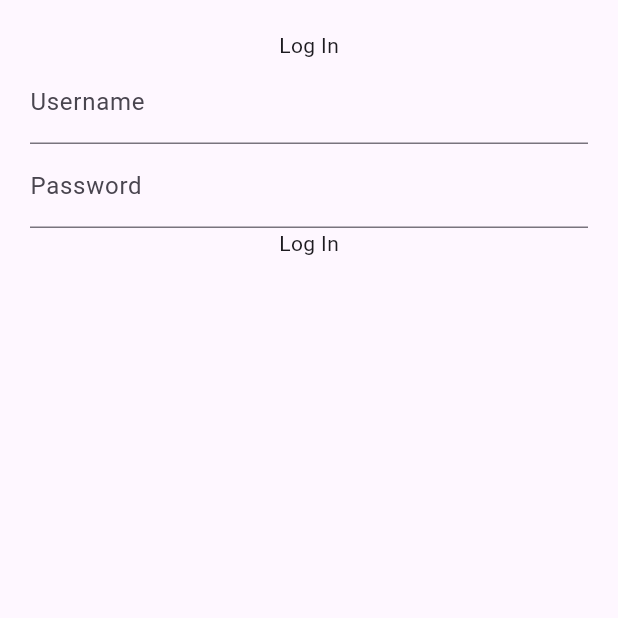
After one commit to PinyadaS/NotesApp, a Flutter app: the screen it shows after launch, after a tap on "Log In", on a phone screen of 412 x 824 dp, the top half of it. The commit adds this screen. Run offline on Flutter 3.47's test engine with Material 3 defaults, Android fonts, the phone set to English and light mode, and no system bars; our stand-ins replace google_fonts.

Commit message:
setup basic screen
login feature

```diff
--- a/lib/main.dart
+++ b/lib/main.dart
@@ -1,5 +1,5 @@
 import 'package:flutter/material.dart';
-import 'package:notes_app/screen/homescreen.dart';
+import 'package:notes_app/views/homescreen.dart';
 
 void main() {
   runApp(const MyApp());
--- a/lib/screen/homescreen.dart
+++ b/lib/views/homescreen.dart
@@ -2,6 +2,7 @@ import 'package:flutter/material.dart';
 import 'package:notes_app/assets/colour.dart';
 import 'package:notes_app/assets/text_styles.dart';
 import 'package:notes_app/assets/utility.dart';
+import 'package:notes_app/views/loginscreen.dart';
 
 class HomeScreen extends StatelessWidget {
   const HomeScreen({super.key});
@@ -13,10 +14,22 @@ class HomeScreen extends StatelessWidget {
       body: Padding(
         padding: const EdgeInsets.all(20),
         child: ListView(children: [
-          Center(child: Text("Notes App", style: TextStyles.style1(),)),
+          Center(
+              child: Text(
+            "Notes App",
+            style: TextStyles.style1(),
+          )),
           Text("Description"),
-          InkWell(child: Container(child: Text("Log In")),),
-          InkWell(child: Container(child: Text("Sign Up")),)
+          InkWell(
+            child: Container(child: Text("Log In")),
+            onTap: () => Navigator.push(
+              context,
+              MaterialPageRoute(builder: (context) => LoginScreen()),
+            ),
+          ),
+          InkWell(
+            child: Container(child: Text("Sign Up")),
+          )
         ]),
       ),
     );
--- /dev/null
+++ b/lib/views/loginscreen.dart
@@ -0,0 +1,31 @@
+import 'package:flutter/material.dart';
+import 'package:notes_app/views/mainscreen.dart';
+
+class LoginScreen extends StatelessWidget {
+  const LoginScreen({super.key});
+
+  @override
+  Widget build(BuildContext context) {
+    return Scaffold(
+      body: Padding(
+        padding: const EdgeInsets.all(20),
+        child: Column(children: [
+          Text("Log In"),
+          TextField(
+            decoration: InputDecoration(labelText: "Username"),
+          ),
+          TextField(
+            decoration: InputDecoration(labelText: "Password"),
+          ),
+          InkWell(
+            child: Container(child: Text("Log In")),
+            onTap: () => Navigator.push(
+              context,
+              MaterialPageRoute(builder: (context) => MainScreen()),
+            ),
+          ),
+        ]),
+      ),
+    );
+  }
+}
--- /dev/null
+++ b/lib/views/mainscreen.dart
@@ -0,0 +1,10 @@
+import 'package:flutter/material.dart';
+
+class MainScreen extends StatelessWidget {
+  const MainScreen({super.key});
+
+  @override
+  Widget build(BuildContext context) {
+    return Scaffold(body: Center(child: Text("data"),));
+  }
+}
```
